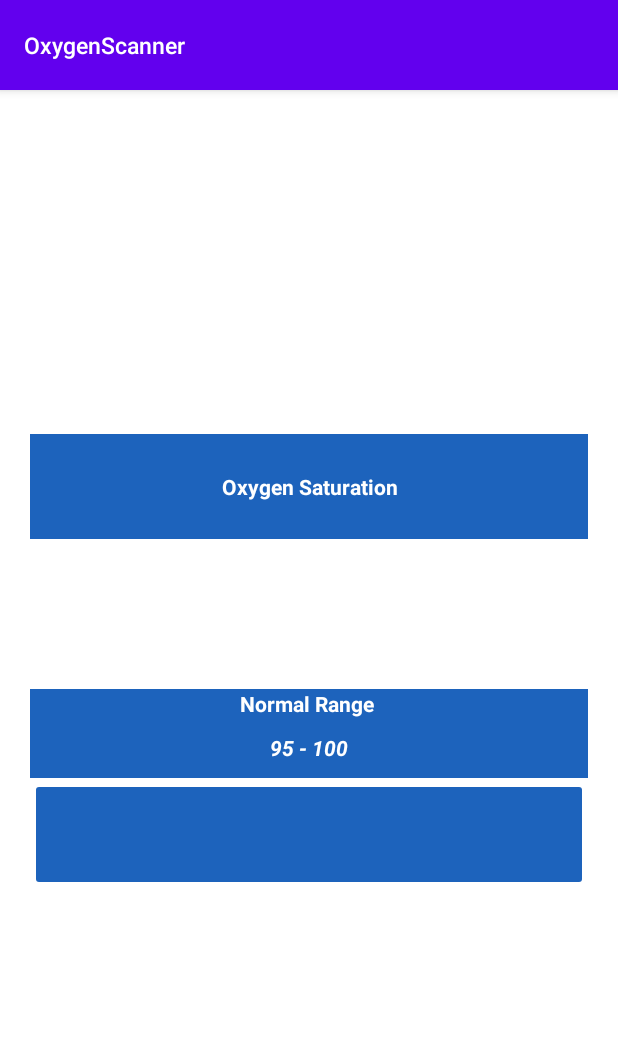
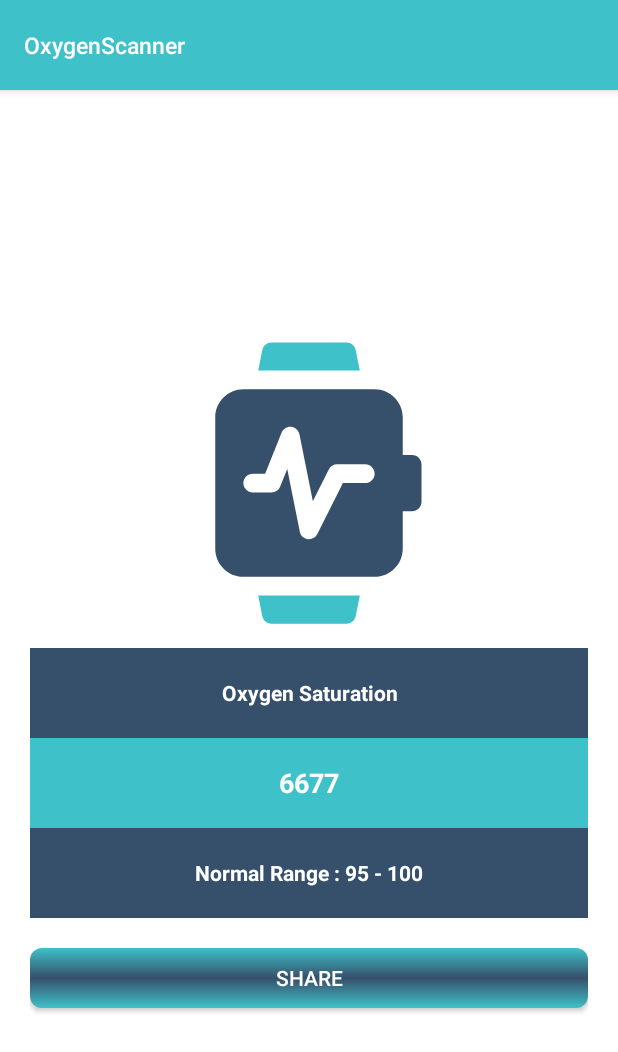
Before and after one commit to hemant1109/OxygenScanner, an Android app: the O2Result screen opened directly, with no data from a screen before it, on a phone screen of 412 x 824 dp. Shown: the top 1052 px of the screen. Run offline under Robolectric (Android 15) with nearby library versions, the phone set to English and light mode, and no system bars; 2 statements that could not run were skipped.

Commit message:
Ui Changes

```diff
--- a/app/src/main/java/com/example/oxygenscanner/ui/startvitalsign/StartVitalSigns.kt
+++ b/app/src/main/java/com/example/oxygenscanner/ui/startvitalsign/StartVitalSigns.kt
@@ -10,6 +10,7 @@ import android.content.pm.PackageManager
 import android.hardware.Camera
 import android.view.SurfaceHolder
 import android.view.View
+import androidx.appcompat.widget.AppCompatButton
 import androidx.core.app.ActivityCompat
 import androidx.core.content.ContextCompat
 import com.example.oxygenscanner.ui.login.LoginActivity
@@ -39,7 +40,7 @@ class StartVitalSigns : AppCompatActivity() {
                 REQUEST_READ_PHONE_STATE
             )
         }
-        val VS = findViewById<ImageButton>(R.id.StartVS)
+        val VS = findViewById<AppCompatButton>(R.id.StartVS)
         VS.setOnClickListener { v: View ->
             startO2ScanActivity()
         }
--- /dev/null
+++ b/app/src/main/res/drawable/button_gradient.xml
@@ -0,0 +1,17 @@
+<?xml version="1.0" encoding="utf-8"?>
+<shape xmlns:android="http://schemas.android.com/apk/res/android"
+    android:shape="rectangle">
+    <!--  Gradient Bg for listrow -->
+    <gradient
+        android:startColor="#3FC1C9"
+        android:centerColor="#364F6B"
+        android:endColor="#3FC1C9"
+        android:angle="270" />
+    <padding
+        android:bottom="7dp"
+        android:left="7dp"
+        android:right="7dp"
+        android:top="7dp" />
+
+    <corners android:radius="8dp" />
+</shape>
--- a/app/src/main/res/drawable/circular_progressbar.xml
+++ b/app/src/main/res/drawable/circular_progressbar.xml
@@ -5,6 +5,6 @@
     android:shape="ring"
     android:thickness="10dp"
     android:useLevel="true">
-    <solid android:color="#FF018786" />
+    <solid android:color="@color/teal_200" />
 
 </shape>
--- /dev/null
+++ b/app/src/main/res/drawable/ic_oxymeter_background.xml
@@ -0,0 +1,15 @@
+<vector xmlns:android="http://schemas.android.com/apk/res/android"
+    android:width="32dp"
+    android:height="32dp"
+    android:viewportWidth="32"
+    android:viewportHeight="32">
+  <path
+      android:pathData="M27,13h-1V9c0,-1.65 -1.35,-3 -3,-3h-1.18H10.18H9C7.35,6 6,7.35 6,9v14c0,1.65 1.35,3 3,3h1.18h11.64H23c1.65,0 3,-1.35 3,-3v-4h1c0.5522,0 1,-0.4473 1,-1v-4C28,13.4473 27.5522,13 27,13zM22,16h-2.38l-2.73,5.45C16.72,21.79 16.38,22 16,22c-0.04,0 -0.09,0 -0.13,-0.01c-0.43,-0.06 -0.77,-0.37 -0.85,-0.79l-1.34,-6.7l-0.75,1.87C12.78,16.75 12.41,17 12,17h-2c-0.55,0 -1,-0.45 -1,-1s0.45,-1 1,-1h1.32l1.75,-4.37c0.17,-0.41 0.58,-0.67 1.02,-0.63c0.44,0.04 0.8,0.37 0.89,0.8l1.43,7.15l1.7,-3.4C18.27,14.21 18.62,14 19,14h3c0.55,0 1,0.45 1,1S22.55,16 22,16z"
+      android:fillColor="#364F6B"/>
+  <path
+      android:pathData="M19.38,4h2.04l-0.44,-2.2C20.89,1.34 20.48,1 20,1h-8c-0.48,0 -0.89,0.34 -0.98,0.8L10.58,4h2.04H19.38z"
+      android:fillColor="#3FC1C9"/>
+  <path
+      android:pathData="M12.62,28h-2.04l0.44,2.2c0.09,0.46 0.5,0.8 0.98,0.8h8c0.48,0 0.89,-0.34 0.98,-0.8l0.44,-2.2h-2.04H12.62z"
+      android:fillColor="#3FC1C9"/>
+</vector>
--- a/app/src/main/res/layout/activity_o2_result.xml
+++ b/app/src/main/res/layout/activity_o2_result.xml
@@ -11,56 +11,68 @@
     android:weightSum="1"
     tools:context=".ui.o2scan.O2Result">
 
+    <ImageView
+        android:id="@+id/img_oxymeter"
+        android:layout_width="200dp"
+        android:layout_height="200dp"
+        android:layout_marginTop="10dp"
+        android:src="@drawable/ic_oxymeter_background"
+        app:layout_constraintEnd_toEndOf="parent"
+        app:layout_constraintStart_toStartOf="parent"
+        app:layout_constraintTop_toTopOf="parent" />
+
     <TextView
         android:id="@+id/imageView1"
         android:layout_width="match_parent"
-        android:layout_height="70dp"
+        android:layout_height="60dp"
         android:gravity="center"
         android:text="Oxygen Saturation"
         android:background="@color/teal_700"
         android:textColor="@color/white"
+        android:layout_marginTop="10dp"
         android:textStyle="bold" />
 
     <TextView
         android:id="@+id/O2R"
-        android:layout_width="wrap_content"
+        android:layout_width="match_parent"
         android:layout_height="60dp"
         android:layout_centerHorizontal="true"
-        android:layout_marginTop="20dp"
-        android:layout_marginBottom="20dp"
-        android:background="@android:color/transparent"
-        android:text=""
-        android:textColor="@android:color/black"
+        android:text="6677"
+        android:gravity="center"
+        android:background="@color/teal_200"
+        android:textColor="@color/white"
         android:textSize="18sp"
         android:textStyle="bold" />
 
     <TextView
         android:id="@+id/imageView5"
         android:layout_width="match_parent"
-        android:layout_height="wrap_content"
+        android:layout_height="20dp"
         android:gravity="center"
         android:text="Normal Range "
         android:background="@color/teal_700"
         android:textColor="@color/white"
-        android:textStyle="bold" />
+        android:textStyle="bold"
+        android:visibility="gone"/>
 
     <TextView
         android:id="@+id/imageView6"
         android:layout_width="match_parent"
-        android:layout_height="40dp"
+        android:layout_height="60dp"
         android:gravity="center"
-        android:text="95 - 100"
+        android:text="Normal Range : 95 - 100"
         android:background="@color/teal_700"
         android:textColor="@color/white"
-        android:textStyle="bold|italic" />
+        android:textStyle="bold" />
 
-    <ImageButton
+    <androidx.appcompat.widget.AppCompatButton
         android:id="@+id/SendO2"
         android:layout_width="match_parent"
-        android:layout_height="75dp"
-        android:backgroundTint="@color/teal_700"
+        android:layout_height="40dp"
+        android:background="@drawable/button_gradient"
         android:textColor="@color/white"
         android:text="Share"
+        android:layout_marginTop="20dp"
 
         />
 
--- a/app/src/main/res/values/colors.xml
+++ b/app/src/main/res/values/colors.xml
@@ -3,8 +3,8 @@
     <color name="purple_200">#FFBB86FC</color>
     <color name="purple_500">#FF6200EE</color>
     <color name="purple_700">#FF3700B3</color>
-    <color name="teal_200">#FF03DAC5</color>
-    <color name="teal_700">#1D63BC</color>
+    <color name="teal_200">#3FC1C9</color>
+    <color name="teal_700">#364F6B</color>
     <!--<color name="teal_700">#FF018786</color>-->
 
 
--- a/app/src/main/res/values/themes.xml
+++ b/app/src/main/res/values/themes.xml
@@ -2,13 +2,10 @@
     <!-- Base application theme. -->
     <style name="Theme.OxygenScanner" parent="Theme.MaterialComponents.DayNight.DarkActionBar">
         <!-- Primary brand color. -->
-        <item name="colorPrimary">@color/purple_500</item>
-        <item name="colorPrimaryVariant">@color/purple_700</item>
-        <item name="colorOnPrimary">@color/white</item>
-        <!-- Secondary brand color. -->
-        <item name="colorSecondary">@color/teal_200</item>
-        <item name="colorSecondaryVariant">@color/teal_700</item>
-        <item name="colorOnSecondary">@color/white</item>
+        <item name="colorPrimary">#3FC1C9</item>
+        <item name="colorPrimaryVariant">#364F6B</item>
+        <item name="colorOnPrimary">#3FC1C9</item>
+
         <!-- Status bar color. -->
         <item name="android:statusBarColor" tools:targetApi="l">?attr/colorPrimaryVariant</item>
         <!-- Customize your theme here. -->
```
Also changed, not shown: app/src/main/res/layout/activity_login.xml (+25 -10 lines), app/src/main/res/layout/activity_start_vital_signs.xml (+15 -11 lines).
